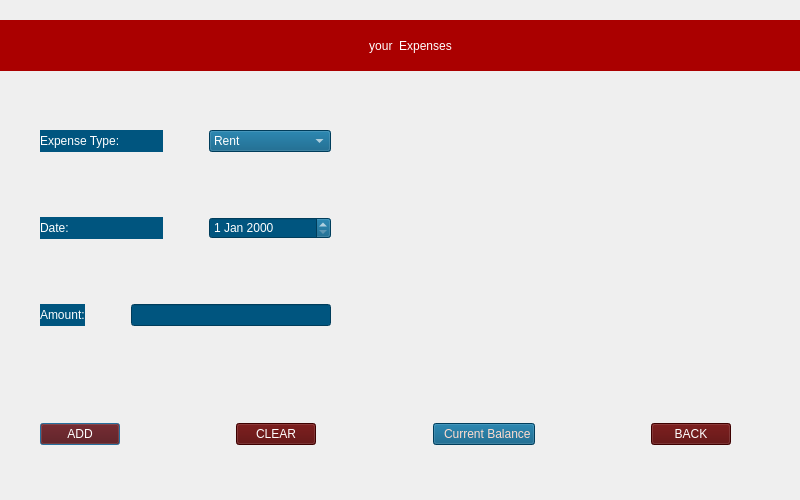
Before: the Qt Designer form expensebox.ui in Cyb3rSoldier/Finance-Manager, drawn with Qt 5.
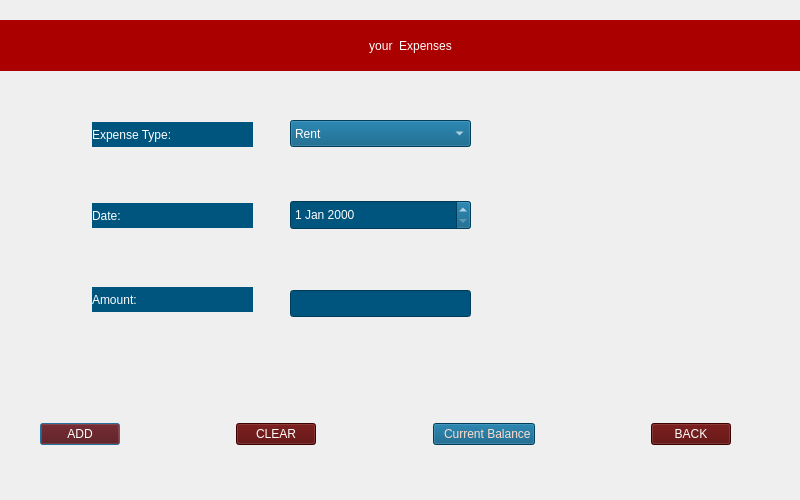
After: the same form once the commit is applied. Icons and pictures are not drawn.

Patch:
```diff
--- a/expensebox.ui
+++ b/expensebox.ui
@@ -13,6 +13,69 @@
   <property name="windowTitle">
    <string>Dialog</string>
   </property>
+  <widget class="QLabel" name="label2">
+   <property name="geometry">
+    <rect>
+     <x>92</x>
+     <y>122</y>
+     <width>161</width>
+     <height>25</height>
+    </rect>
+   </property>
+   <property name="styleSheet">
+    <string notr="true">background-color: rgb(0, 85, 127);
+color: rgb(255, 255, 255);
+font: 12pt &quot;Impact&quot;;</string>
+   </property>
+   <property name="text">
+    <string>Expense Type:</string>
+   </property>
+   <property name="alignment">
+    <set>Qt::AlignmentFlag::AlignLeading|Qt::AlignmentFlag::AlignLeft|Qt::AlignmentFlag::AlignVCenter</set>
+   </property>
+   <property name="margin">
+    <number>3</number>
+   </property>
+  </widget>
+  <widget class="QLabel" name="label3_2">
+   <property name="geometry">
+    <rect>
+     <x>92</x>
+     <y>287</y>
+     <width>161</width>
+     <height>25</height>
+    </rect>
+   </property>
+   <property name="styleSheet">
+    <string notr="true">background-color: rgb(0, 85, 127);
+color: rgb(255, 255, 255);
+font: 12pt &quot;Impact&quot;;</string>
+   </property>
+   <property name="text">
+    <string>Amount:</string>
+   </property>
+   <property name="alignment">
+    <set>Qt::AlignmentFlag::AlignLeading|Qt::AlignmentFlag::AlignLeft|Qt::AlignmentFlag::AlignVCenter</set>
+   </property>
+   <property name="margin">
+    <number>3</number>
+   </property>
+  </widget>
+  <widget class="QLineEdit" name="lineEdit">
+   <property name="geometry">
+    <rect>
+     <x>290</x>
+     <y>290</y>
+     <width>181</width>
+     <height>27</height>
+    </rect>
+   </property>
+   <property name="styleSheet">
+    <string notr="true">font: 12pt &quot;Impact&quot;;
+background-color: rgb(0, 85, 127);
+color: rgb(255, 255, 255);</string>
+   </property>
+  </widget>
   <widget class="QLabel" name="label1">
    <property name="geometry">
     <rect>
@@ -42,54 +105,15 @@
     <number>0</number>
    </property>
   </widget>
-  <widget class="QWidget" name="">
-   <property name="geometry">
-    <rect>
-     <x>40</x>
-     <y>130</y>
-     <width>291</width>
-     <height>196</height>
-    </rect>
-   </property>
-   <layout class="QVBoxLayout" name="verticalLayout">
-    <item>
-     <layout class="QHBoxLayout" name="horizontalLayout">
-      <item>
-       <widget class="QLabel" name="label2">
-        <property name="styleSheet">
-         <string notr="true">background-color: rgb(0, 85, 127);
-color: rgb(255, 255, 255);
-font: 12pt &quot;Impact&quot;;</string>
-        </property>
-        <property name="text">
-         <string>Expense Type:</string>
-        </property>
-        <property name="alignment">
-         <set>Qt::AlignmentFlag::AlignLeading|Qt::AlignmentFlag::AlignLeft|Qt::AlignmentFlag::AlignVCenter</set>
-        </property>
-        <property name="margin">
-         <number>3</number>
-        </property>
-       </widget>
-      </item>
-      <item>
-       <spacer name="horizontalSpacer">
-        <property name="orientation">
-         <enum>Qt::Orientation::Horizontal</enum>
-        </property>
-        <property name="sizeType">
-         <enum>QSizePolicy::Policy::Maximum</enum>
-        </property>
-        <property name="sizeHint" stdset="0">
-         <size>
-          <width>40</width>
-          <height>20</height>
-         </size>
-        </property>
-       </spacer>
-      </item>
-      <item>
        <widget class="QComboBox" name="comboBox">
+   <property name="geometry">
+    <rect>
+     <x>290</x>
+     <y>120</y>
+     <width>181</width>
+     <height>27</height>
+    </rect>
+   </property>
         <property name="styleSheet">
          <string notr="true">background-color: rgb(0, 85, 127);
 color: rgb(255, 255, 255);
@@ -152,29 +176,15 @@
          </property>
         </item>
        </widget>
-      </item>
-     </layout>
-    </item>
-    <item>
-     <spacer name="verticalSpacer">
-      <property name="orientation">
-       <enum>Qt::Orientation::Vertical</enum>
-      </property>
-      <property name="sizeType">
-       <enum>QSizePolicy::Policy::MinimumExpanding</enum>
-      </property>
-      <property name="sizeHint" stdset="0">
-       <size>
-        <width>20</width>
-        <height>40</height>
-       </size>
-      </property>
-     </spacer>
-    </item>
-    <item>
-     <layout class="QHBoxLayout" name="horizontalLayout_2">
-      <item>
        <widget class="QLabel" name="label3">
+   <property name="geometry">
+    <rect>
+     <x>92</x>
+     <y>203</y>
+     <width>161</width>
+     <height>25</height>
+    </rect>
+   </property>
         <property name="styleSheet">
          <string notr="true">background-color: rgb(0, 85, 127);
 color: rgb(255, 255, 255);
@@ -190,98 +200,20 @@
          <number>3</number>
         </property>
        </widget>
-      </item>
-      <item>
-       <spacer name="horizontalSpacer_2">
-        <property name="orientation">
-         <enum>Qt::Orientation::Horizontal</enum>
-        </property>
-        <property name="sizeType">
-         <enum>QSizePolicy::Policy::Maximum</enum>
-        </property>
-        <property name="sizeHint" stdset="0">
-         <size>
-          <width>40</width>
-          <height>20</height>
-         </size>
-        </property>
-       </spacer>
-      </item>
-      <item>
        <widget class="QDateEdit" name="date1">
+   <property name="geometry">
+    <rect>
+     <x>290</x>
+     <y>200</y>
+     <width>181</width>
+     <height>30</height>
+    </rect>
+   </property>
         <property name="styleSheet">
          <string notr="true">font: 12pt &quot;Impact&quot;;
 color: rgb(255, 255, 255);
 background-color: rgb(0, 85, 127);</string>
         </property>
-       </widget>
-      </item>
-     </layout>
-    </item>
-    <item>
-     <spacer name="verticalSpacer_2">
-      <property name="orientation">
-       <enum>Qt::Orientation::Vertical</enum>
-      </property>
-      <property name="sizeType">
-       <enum>QSizePolicy::Policy::MinimumExpanding</enum>
-      </property>
-      <property name="sizeHint" stdset="0">
-       <size>
-        <width>20</width>
-        <height>40</height>
-       </size>
-      </property>
-     </spacer>
-    </item>
-    <item>
-     <layout class="QHBoxLayout" name="horizontalLayout_3">
-      <item>
-       <widget class="QLabel" name="label3_2">
-        <property name="styleSheet">
-         <string notr="true">background-color: rgb(0, 85, 127);
-color: rgb(255, 255, 255);
-font: 12pt &quot;Impact&quot;;</string>
-        </property>
-        <property name="text">
-         <string>Amount:</string>
-        </property>
-        <property name="alignment">
-         <set>Qt::AlignmentFlag::AlignLeading|Qt::AlignmentFlag::AlignLeft|Qt::AlignmentFlag::AlignVCenter</set>
-        </property>
-        <property name="margin">
-         <number>3</number>
-        </property>
-       </widget>
-      </item>
-      <item>
-       <spacer name="horizontalSpacer_3">
-        <property name="orientation">
-         <enum>Qt::Orientation::Horizontal</enum>
-        </property>
-        <property name="sizeType">
-         <enum>QSizePolicy::Policy::Maximum</enum>
-        </property>
-        <property name="sizeHint" stdset="0">
-         <size>
-          <width>40</width>
-          <height>20</height>
-         </size>
-        </property>
-       </spacer>
-      </item>
-      <item>
-       <widget class="QLineEdit" name="lineEdit">
-        <property name="styleSheet">
-         <string notr="true">font: 12pt &quot;Impact&quot;;
-background-color: rgb(0, 85, 127);
-color: rgb(255, 255, 255);</string>
-        </property>
-       </widget>
-      </item>
-     </layout>
-    </item>
-   </layout>
   </widget>
   <widget class="QWidget" name="">
    <property name="geometry">
```
Lines whose indentation alone changed are shown as unchanged.
